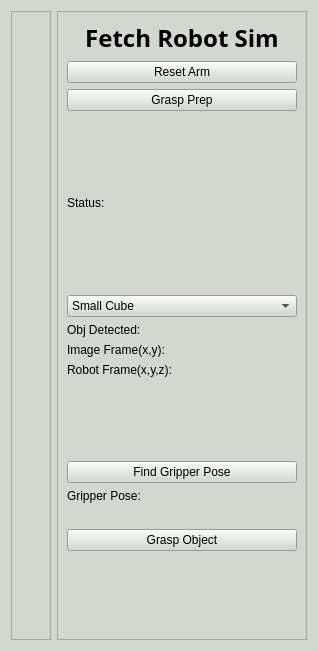
Old version of the form fetch_robot_sim/ui/control.ui in the repository GeorgeSheslow/Sensors_and_Control_Fetch_Robot.
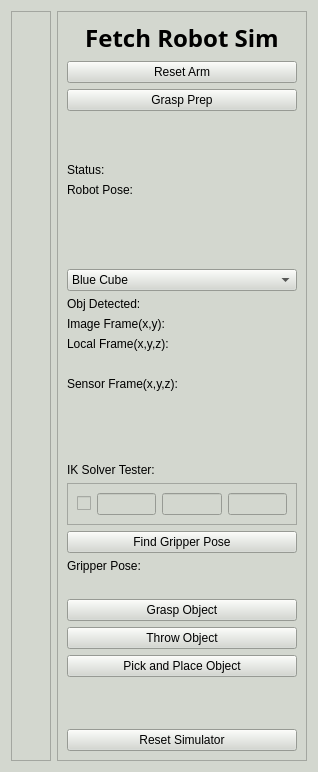
New version of the form.

Commit message: have working simulator

The edit to the form file:
```diff
--- a/fetch_robot_sim/ui/control.ui
+++ b/fetch_robot_sim/ui/control.ui
@@ -7,7 +7,7 @@
     <x>0</x>
     <y>0</y>
     <width>314</width>
-    <height>651</height>
+    <height>772</height>
    </rect>
   </property>
   <property name="windowTitle">
@@ -125,6 +125,23 @@
         </property>
        </widget>
       </item>
+      <item>
+       <widget class="QLabel" name="status_label_2">
+        <property name="text">
+         <string>Robot Pose:</string>
+        </property>
+       </widget>
+      </item>
+      <item>
+       <widget class="QLabel" name="robot_pose_label">
+        <property name="text">
+         <string/>
+        </property>
+        <property name="alignment">
+         <set>Qt::AlignCenter</set>
+        </property>
+       </widget>
+      </item>
       <item>
        <spacer name="verticalSpacer_5">
         <property name="orientation">
@@ -142,7 +159,7 @@
        <widget class="QComboBox" name="comboBox">
         <item>
          <property name="text">
-          <string>Small Cube</string>
+          <string>Blue Cube</string>
          </property>
         </item>
         <item>
@@ -174,7 +191,34 @@
       <item>
        <widget class="QLabel" name="obj_detect_info_2_label">
         <property name="text">
-         <string>Robot Frame(x,y,z):</string>
+         <string>Local Frame(x,y,z):</string>
+        </property>
+       </widget>
+      </item>
+      <item>
+       <widget class="QLabel" name="obj_detect_info_2_label_2">
+        <property name="text">
+         <string/>
+        </property>
+        <property name="alignment">
+         <set>Qt::AlignCenter</set>
+        </property>
+       </widget>
+      </item>
+      <item>
+       <widget class="QLabel" name="sensor_frame">
+        <property name="text">
+         <string>Sensor Frame(x,y,z):</string>
+        </property>
+       </widget>
+      </item>
+      <item>
+       <widget class="QLabel" name="obj_detect_info_2_label_4">
+        <property name="text">
+         <string/>
+        </property>
+        <property name="alignment">
+         <set>Qt::AlignCenter</set>
         </property>
        </widget>
       </item>
@@ -191,6 +235,41 @@
         </property>
        </spacer>
       </item>
+      <item>
+       <widget class="QLabel" name="sensor_frame_2">
+        <property name="text">
+         <string>IK Solver Tester:</string>
+        </property>
+       </widget>
+      </item>
+      <item>
+       <widget class="QFrame" name="frame_2">
+        <property name="frameShape">
+         <enum>QFrame::StyledPanel</enum>
+        </property>
+        <property name="frameShadow">
+         <enum>QFrame::Raised</enum>
+        </property>
+        <layout class="QHBoxLayout" name="horizontalLayout_2">
+         <item>
+          <widget class="QCheckBox" name="checkbox">
+           <property name="text">
+            <string/>
+           </property>
+          </widget>
+         </item>
+         <item>
+          <widget class="QLineEdit" name="x_label"/>
+         </item>
+         <item>
+          <widget class="QLineEdit" name="y_label"/>
+         </item>
+         <item>
+          <widget class="QLineEdit" name="z_label"/>
+         </item>
+        </layout>
+       </widget>
+      </item>
       <item>
        <widget class="QPushButton" name="Kinematics_Button">
         <property name="text">
@@ -219,6 +298,20 @@
         </property>
        </widget>
       </item>
+      <item>
+       <widget class="QPushButton" name="bin_button">
+        <property name="text">
+         <string>Throw Object</string>
+        </property>
+       </widget>
+      </item>
+      <item>
+       <widget class="QPushButton" name="pick_button">
+        <property name="text">
+         <string>Pick and Place Object</string>
+        </property>
+       </widget>
+      </item>
       <item>
        <spacer name="verticalSpacer_3">
         <property name="orientation">
@@ -232,6 +325,13 @@
         </property>
        </spacer>
       </item>
+      <item>
+       <widget class="QPushButton" name="reset_button">
+        <property name="text">
+         <string>Reset Simulator</string>
+        </property>
+       </widget>
+      </item>
      </layout>
     </widget>
    </item>
```
Left out of the diff: 9 changed lines with no effect on the pictures. The commit also changes 21 other files.
